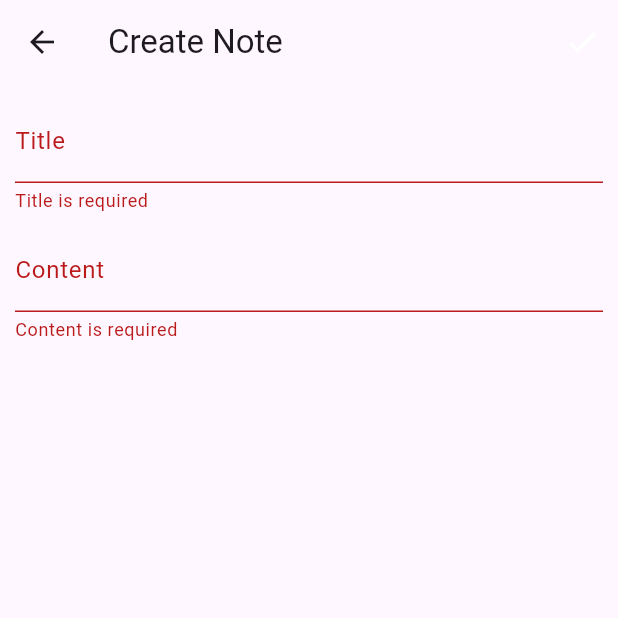
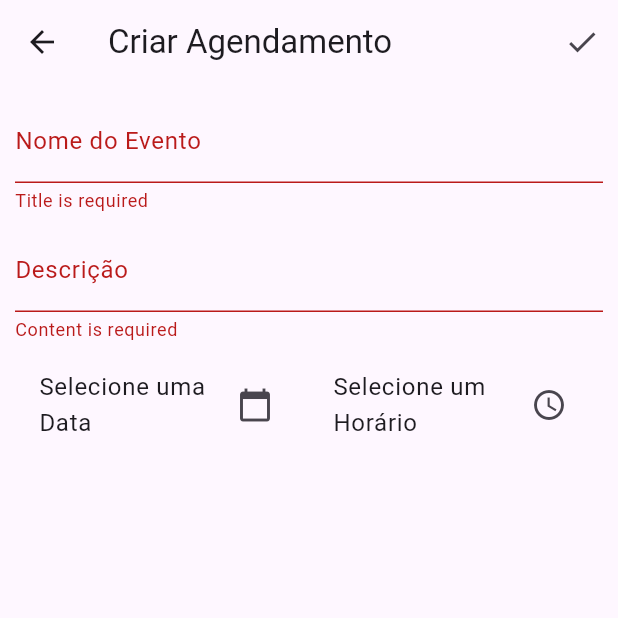
Before and after one commit to marceloifpe/Sistema_Inclusion_Teragon, a Flutter app: the CreateNote screen opened directly, after a tap on the "check" icon, on a phone screen of 412 x 824 dp, the top half of it. Run offline on Flutter 3.47's test engine with Material 3 defaults, Android fonts, the phone set to English and light mode, and no system bars; our stand-ins replace sqflite; accounts and stored records are empty.

Commit message:
Salva_Agendamento

```diff
--- a/flutter_application_1/lib/JsonModels/note_model.dart
+++ b/flutter_application_1/lib/JsonModels/note_model.dart
@@ -1,27 +1,39 @@
 class NoteModel {
-  final int? noteId;
-  final String noteTitle;
-  final String noteContent;
-  final String createdAt;
+  int? noteId;
+  String noteTitle;
+  String noteContent;
+  String createdAt;
+  String? eventDate;
+  String? eventTime;
 
   NoteModel({
     this.noteId,
     required this.noteTitle,
     required this.noteContent,
-    String? createdAt,
-  }) : createdAt = createdAt ?? DateTime.now().toIso8601String(); // Define um valor padrão se não fornecido
+    required this.createdAt,
+    this.eventDate,
+    this.eventTime,
+  });
 
-  factory NoteModel.fromMap(Map<String, dynamic> json) => NoteModel(
-        noteId: json["noteId"],
-        noteTitle: json["noteTitle"],
-        noteContent: json["noteContent"],
-        createdAt: json["createdAt"] ?? DateTime.now().toIso8601String(), // Valor padrão se nulo
-      );
+  Map<String, dynamic> toMap() {
+    return {
+      'noteId': noteId,
+      'noteTitle': noteTitle,
+      'noteContent': noteContent,
+      'createdAt': createdAt,
+      'eventDate': eventDate,
+      'eventTime': eventTime,
+    };
+  }
 
-  Map<String, dynamic> toMap() => {
-        "noteId": noteId,
-        "noteTitle": noteTitle,
-        "noteContent": noteContent,
-        "createdAt": createdAt,
-      };
+  factory NoteModel.fromMap(Map<String, dynamic> map) {
+    return NoteModel(
+      noteId: map['noteId'],
+      noteTitle: map['noteTitle'],
+      noteContent: map['noteContent'],
+      createdAt: map['createdAt'],
+      eventDate: map['eventDate'],
+      eventTime: map['eventTime'],
+    );
+  }
 }
--- a/flutter_application_1/lib/Views/create_note.dart
+++ b/flutter_application_1/lib/Views/create_note.dart
@@ -1,6 +1,7 @@
 import 'package:flutter/material.dart';
 import 'package:flutter_application_1/JsonModels/note_model.dart';
 import 'package:flutter_application_1/SQLite/sqlite.dart';
+import 'package:intl/intl.dart';
 
 class CreateNote extends StatefulWidget {
   const CreateNote({super.key});
@@ -10,33 +11,72 @@ class CreateNote extends StatefulWidget {
 }
 
 class _CreateNoteState extends State<CreateNote> {
-  final title = TextEditingController();
-  final content = TextEditingController();
+  final titleController = TextEditingController();
+  final contentController = TextEditingController();
   final formKey = GlobalKey<FormState>();
 
+  DateTime? selectedDate;
+  TimeOfDay? selectedTime;
+
   final db = DatabaseHelper();
+
+  Future<void> _selectDate() async {
+    final DateTime? picked = await showDatePicker(
+      context: context,
+      initialDate: DateTime.now(),
+      firstDate: DateTime(2000),
+      lastDate: DateTime(2101),
+    );
+    if (picked != null && picked != selectedDate) {
+      setState(() {
+        selectedDate = picked;
+      });
+    }
+  }
+
+  Future<void> _selectTime() async {
+    final TimeOfDay? picked = await showTimePicker(
+      context: context,
+      initialTime: TimeOfDay.now(),
+    );
+    if (picked != null && picked != selectedTime) {
+      setState(() {
+        selectedTime = picked;
+      });
+    }
+  }
+
+  void _saveNote() {
+    if (formKey.currentState!.validate()) {
+      final eventDate = selectedDate != null
+          ? DateFormat('yyyy-MM-dd').format(selectedDate!)
+          : null;
+      final eventTime = selectedTime != null
+          ? selectedTime!.format(context)
+          : null;
+
+      db.createNote(NoteModel(
+        noteTitle: titleController.text,
+        noteContent: contentController.text,
+        createdAt: DateTime.now().toIso8601String(),
+        eventDate: eventDate,
+        eventTime: eventTime,
+      )).whenComplete(() {
+        Navigator.of(context).pop(true);
+      });
+    }
+  }
 
   @override
   Widget build(BuildContext context) {
     return Scaffold(
       appBar: AppBar(
-        title: const Text("Create Note"),
+        title: const Text("Criar Agendamento"),
         actions: [
           IconButton(
-            onPressed: () {
-              if (formKey.currentState!.validate()) {
-                db
-                    .createNote(NoteModel(
-                        noteTitle: title.text,
-                        noteContent: content.text,
-                        createdAt: DateTime.now().toIso8601String()))
-                    .whenComplete(() {
-                  Navigator.of(context).pop(true);
-                });
-              }
-            },
-            icon: const Icon(Icons.check, color: Colors.white), // Cor do ícone
-          )
+            onPressed: _saveNote,
+            icon: const Icon(Icons.check),
+          ),
         ],
       ),
       body: Form(
@@ -47,7 +87,7 @@ class _CreateNoteState extends State<CreateNote> {
             crossAxisAlignment: CrossAxisAlignment.start,
             children: [
               TextFormField(
-                controller: title,
+                controller: titleController,
                 validator: (value) {
                   if (value == null || value.isEmpty) {
                     return "Title is required";
@@ -55,12 +95,12 @@ class _CreateNoteState extends State<CreateNote> {
                   return null;
                 },
                 decoration: const InputDecoration(
-                  labelText: "Title",
+                  labelText: "Nome do Evento",
                 ),
               ),
-              SizedBox(height: 10), // Espaçamento entre os campos
+              SizedBox(height: 10),
               TextFormField(
-                controller: content,
+                controller: contentController,
                 validator: (value) {
                   if (value == null || value.isEmpty) {
                     return "Content is required";
@@ -68,8 +108,31 @@ class _CreateNoteState extends State<CreateNote> {
                   return null;
                 },
                 decoration: const InputDecoration(
-                  labelText: "Content",
+                  labelText: "Descrição",
                 ),
+              ),
+              SizedBox(height: 10),
+              Row(
+                children: [
+                  Expanded(
+                    child: ListTile(
+                      title: Text(selectedDate == null
+                          ? 'Selecione uma Data'
+                          : 'Data: ${DateFormat('dd-MM-yyyy').format(selectedDate!)}'),
+                      trailing: Icon(Icons.calendar_today),
+                      onTap: _selectDate,
+                    ),
+                  ),
+                  Expanded(
+                    child: ListTile(
+                      title: Text(selectedTime == null
+                          ? 'Selecione um Horário'
+                          : 'Hora: ${selectedTime!.format(context)}'),
+                      trailing: Icon(Icons.access_time),
+                      onTap: _selectTime,
+                    ),
+                  ),
+                ],
               ),
             ],
           ),
```
Also changed, not shown: flutter_application_1/lib/SQLite/sqlite.dart (+35 -23 lines), flutter_application_1/lib/Views/notes.dart (+16 -16 lines).
